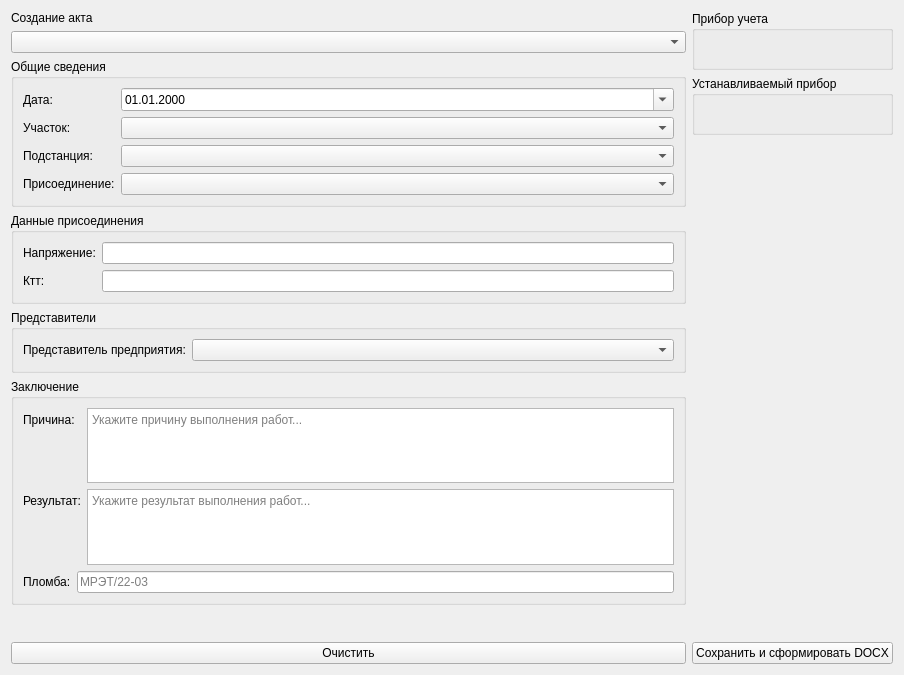
nikola240698/MeteringActs, file ui/createactwidget.ui: the form before one commit.
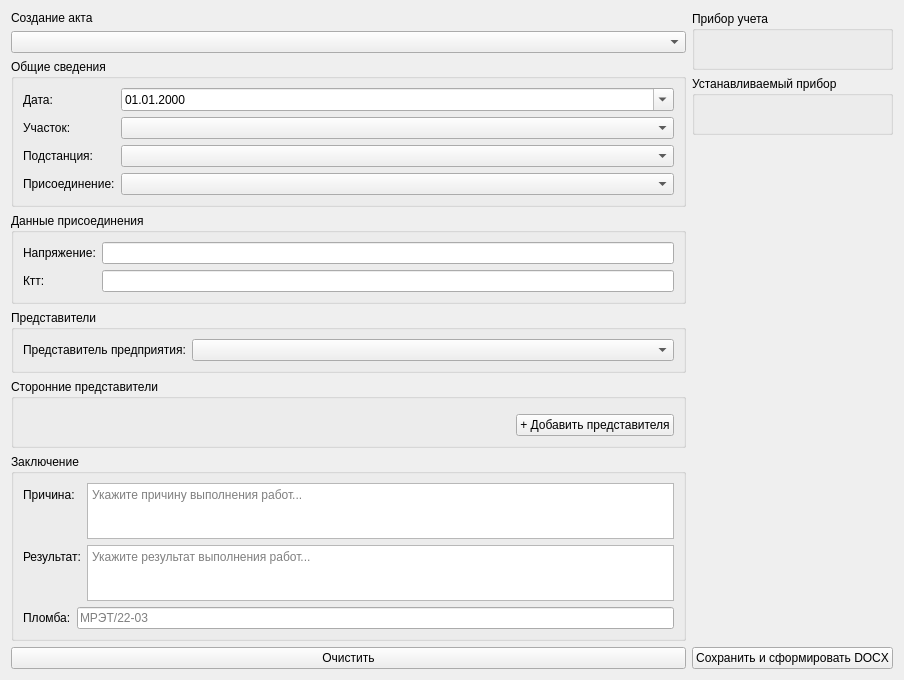
The form after the commit.

Commit message: Add external representative widget and its methods for adding to ActWidget

```diff
--- a/ui/createactwidget.ui
+++ b/ui/createactwidget.ui
@@ -7,7 +7,7 @@
     <x>0</x>
     <y>0</y>
     <width>904</width>
-    <height>675</height>
+    <height>680</height>
    </rect>
   </property>
   <property name="windowTitle">
@@ -159,6 +159,57 @@
          </layout>
         </widget>
        </item>
+       <item>
+        <widget class="QGroupBox" name="externalRepresentativesGroupBox">
+         <property name="title">
+          <string>Сторонние представители</string>
+         </property>
+         <layout class="QVBoxLayout" name="verticalLayout_8">
+          <item>
+           <widget class="QWidget" name="externalRepresentativesContainer" native="true">
+            <layout class="QVBoxLayout" name="verticalLayout_9">
+             <property name="leftMargin">
+              <number>0</number>
+             </property>
+             <property name="topMargin">
+              <number>0</number>
+             </property>
+             <property name="rightMargin">
+              <number>0</number>
+             </property>
+             <property name="bottomMargin">
+              <number>0</number>
+             </property>
+            </layout>
+           </widget>
+          </item>
+          <item>
+           <layout class="QHBoxLayout" name="horizontalLayout_4">
+            <item>
+             <spacer name="horizontalSpacer">
+              <property name="orientation">
+               <enum>Qt::Orientation::Horizontal</enum>
+              </property>
+              <property name="sizeHint" stdset="0">
+               <size>
+                <width>40</width>
+                <height>20</height>
+               </size>
+              </property>
+             </spacer>
+            </item>
+            <item>
+             <widget class="QPushButton" name="addExternalRepresentativeButton">
+              <property name="text">
+               <string>+ Добавить представителя</string>
+              </property>
+             </widget>
+            </item>
+           </layout>
+          </item>
+         </layout>
+        </widget>
+       </item>
        <item>
         <widget class="QGroupBox" name="reasonResultGroupBox">
          <property name="title">
```
The commit also changes 6 other files.
